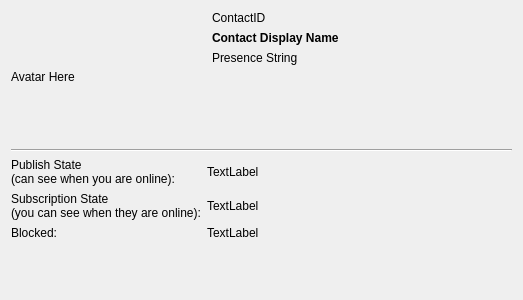
First picture: the form in dialogs/contact-info.ui, repository KDE/ktp-contact-list, before the edit.
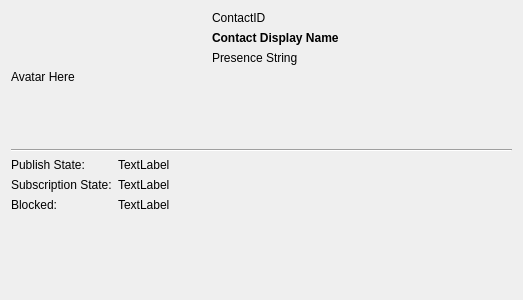
Second picture: the form after the edit.

What changed in the file:
```diff
--- a/dialogs/contact-info.ui
+++ b/dialogs/contact-info.ui
@@ -102,8 +102,7 @@
      <item row="0" column="0">
       <widget class="QLabel" name="label_3">
        <property name="text">
-        <string>Publish State 
-(can see when you are online):</string>
+        <string>Publish State:</string>
        </property>
       </widget>
      </item>
@@ -117,8 +116,7 @@
      <item row="1" column="0">
       <widget class="QLabel" name="label_5">
        <property name="text">
-        <string>Subscription State 
-(you can see when they are online):</string>
+        <string>Subscription State:</string>
        </property>
       </widget>
      </item>
```
Left out of the diff: 6 changed lines with no effect on the pictures.
